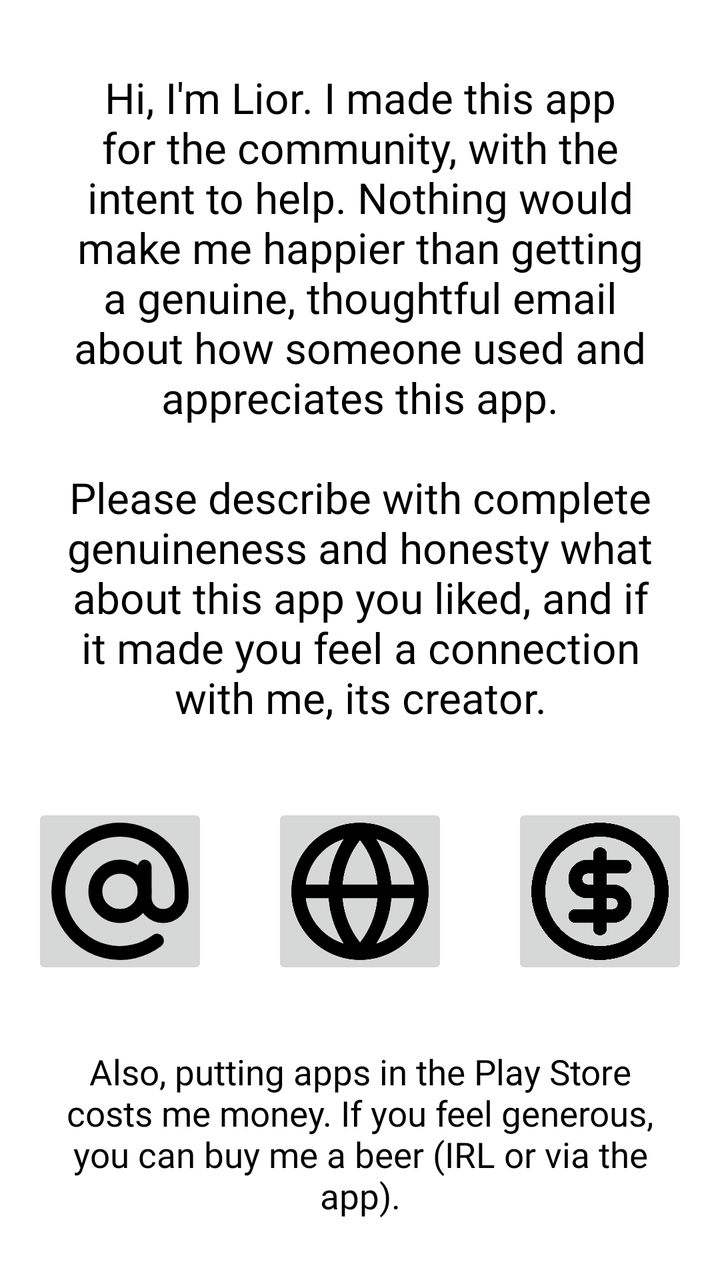
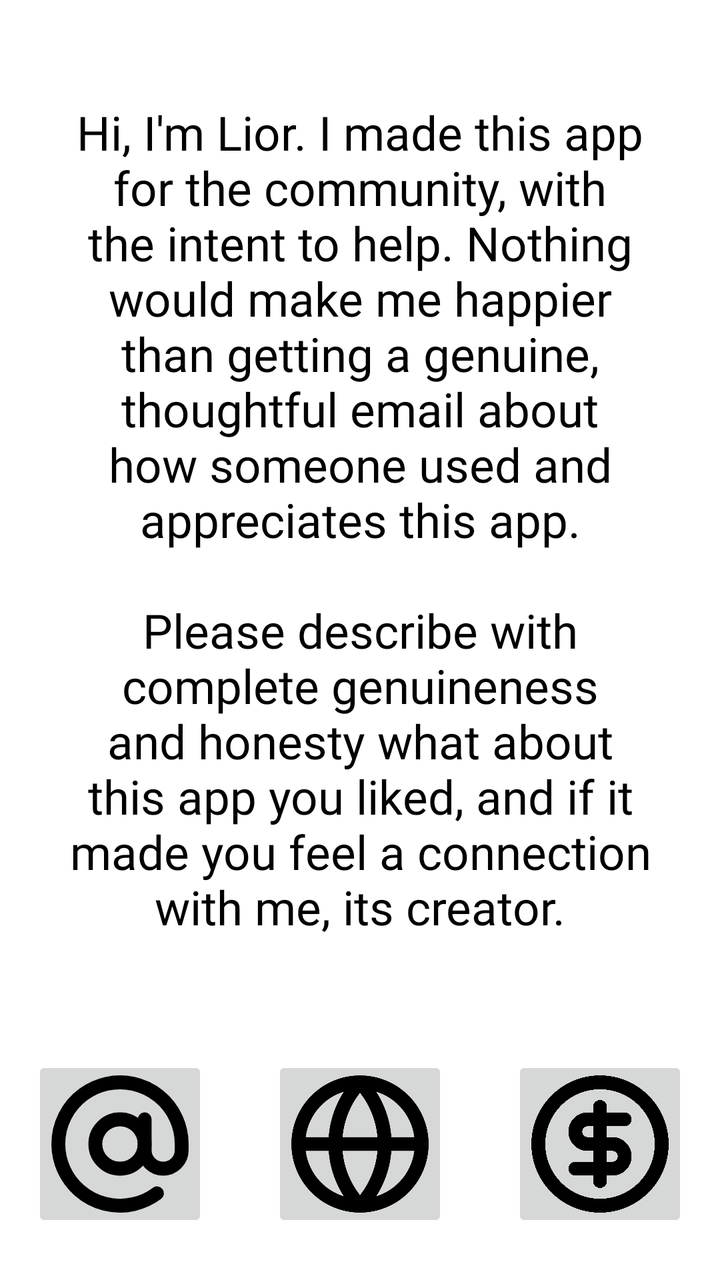

Compare the two renders of this Android layout. The source of the first and the diff that turns it into the second are given below.
<!-- AndroidManifest.xml: application theme Theme.SixStep -->
<!-- res/layout/activity_heart.xml -->
<?xml version="1.0" encoding="utf-8"?>
<LinearLayout xmlns:android="http://schemas.android.com/apk/res/android"
    android:id="@+id/root"
    android:layout_width="match_parent"
    android:layout_height="match_parent"
    android:orientation="vertical"
    android:padding="16dp">

    <TextView
        android:id="@+id/note"
        android:layout_width="match_parent"
        android:layout_height="0dp"
        android:layout_weight="32"
        android:gravity="center"
        android:padding="16dp"
        android:text="@string/heart_note"
        android:textColor="#000000"
        android:fontFamily="@font/inter_regular"
        android:autoSizeTextType="uniform"
        android:autoSizeMinTextSize="12sp"
        android:autoSizeMaxTextSize="24sp" />

    <LinearLayout
        android:layout_width="match_parent"
        android:layout_height="wrap_content"
        android:layout_marginTop="20dp"
        android:layout_marginBottom="20dp"
        android:gravity="center"
        android:orientation="horizontal">

        <ImageButton
            android:id="@+id/mail"
            android:layout_width="88dp"
            android:layout_height="88dp"
            android:padding="7dp"
            android:scaleType="fitCenter"
            android:src="@drawable/ic_at"
            android:contentDescription="@string/email_me" />

        <Space
            android:layout_width="0dp"
            android:layout_height="1dp"
            android:layout_weight="1" />

        <ImageButton
            android:id="@+id/web"
            android:layout_width="88dp"
            android:layout_height="88dp"
            android:padding="7dp"
            android:scaleType="fitCenter"
            android:src="@drawable/ic_globe"
            android:contentDescription="@string/my_website" />

        <Space
            android:layout_width="0dp"
            android:layout_height="1dp"
            android:layout_weight="1" />

        <ImageButton
            android:id="@+id/money"
            android:layout_width="88dp"
            android:layout_height="88dp"
            android:padding="7dp"
            android:scaleType="fitCenter"
            android:src="@drawable/ic_dollar"
            android:contentDescription="@string/buy_beer" />
    </LinearLayout>

    <TextView
        android:id="@+id/beer"
        android:layout_width="match_parent"
        android:layout_height="0dp"
        android:layout_weight="10"
        android:gravity="center"
        android:padding="14dp"
        android:text="@string/heart_beer"
        android:textColor="#000000"
        android:fontFamily="@font/inter_regular"
        android:autoSizeTextType="uniform"
        android:autoSizeMinTextSize="11sp"
        android:autoSizeMaxTextSize="22sp" />
</LinearLayout>
<!-- resources referenced by this layout -->
<resources>
  <!-- drawable ic_at (drawable) -->
  <?xml version="1.0" encoding="utf-8"?>
  <vector xmlns:android="http://schemas.android.com/apk/res/android"
      android:width="24dp" android:height="24dp" android:viewportWidth="24" android:viewportHeight="24">
      <path android:pathData="M 8 12 a 4 4 0 1 0 8 0 a 4 4 0 1 0 -8 0 Z"
          android:fillColor="#00000000" android:strokeColor="#000000" android:strokeWidth="2.25"
          android:strokeLineCap="round" android:strokeLineJoin="round" />
      <path android:pathData="M 16 8 v 5 a 3 3 0 0 0 6 0 v -1 a 10 10 0 1 0 -4 8"
          android:fillColor="#00000000" android:strokeColor="#000000" android:strokeWidth="2.25"
          android:strokeLineCap="round" android:strokeLineJoin="round" />
  </vector>
  <!-- drawable ic_dollar (drawable) -->
  <?xml version="1.0" encoding="utf-8"?>
  <vector xmlns:android="http://schemas.android.com/apk/res/android"
      android:width="24dp" android:height="24dp" android:viewportWidth="24" android:viewportHeight="24">
      <path android:pathData="M 2 12 a 10 10 0 1 0 20 0 a 10 10 0 1 0 -20 0 Z"
          android:fillColor="#00000000" android:strokeColor="#000000" android:strokeWidth="2.25"
          android:strokeLineCap="round" android:strokeLineJoin="round" />
      <path android:pathData="M 16 8 h -6 a 2 2 0 1 0 0 4 h 4 a 2 2 0 1 1 0 4 H 8"
          android:fillColor="#00000000" android:strokeColor="#000000" android:strokeWidth="2.25"
          android:strokeLineCap="round" android:strokeLineJoin="round" />
      <path android:pathData="M 12 18 V 6"
          android:fillColor="#00000000" android:strokeColor="#000000" android:strokeWidth="2.25"
          android:strokeLineCap="round" android:strokeLineJoin="round" />
  </vector>
  <!-- drawable ic_globe (drawable) -->
  <?xml version="1.0" encoding="utf-8"?>
  <vector xmlns:android="http://schemas.android.com/apk/res/android"
      android:width="24dp" android:height="24dp" android:viewportWidth="24" android:viewportHeight="24">
      <path android:pathData="M 2 12 a 10 10 0 1 0 20 0 a 10 10 0 1 0 -20 0 Z"
          android:fillColor="#00000000" android:strokeColor="#000000" android:strokeWidth="2.25"
          android:strokeLineCap="round" android:strokeLineJoin="round" />
      <path android:pathData="M 12 2 a 14.5 14.5 0 0 0 0 20 a 14.5 14.5 0 0 0 0 -20"
          android:fillColor="#00000000" android:strokeColor="#000000" android:strokeWidth="2.25"
          android:strokeLineCap="round" android:strokeLineJoin="round" />
      <path android:pathData="M 2 12 h 20"
          android:fillColor="#00000000" android:strokeColor="#000000" android:strokeWidth="2.25"
          android:strokeLineCap="round" android:strokeLineJoin="round" />
  </vector>
  <string name="buy_beer">Buy me a beer</string>
  <string name="email_me">Email me</string>
  <string name="heart_beer">Also, putting apps in the Play Store costs me money. If you feel generous, you can buy me a beer (IRL or via the app).</string>
  <string name="heart_note">Hi, I\'m Lior. I made this app for the community, with the intent to help. Nothing would make me happier than getting a genuine, thoughtful email about how someone used and appreciates this app.\n\nPlease describe with complete genuineness and honesty what about this app you liked, and if it made you feel a connection with me, its creator.</string>
  <string name="my_website">My website</string>
  <style name="Theme.SixStep" parent="Theme.Material3.Light.NoActionBar">
          <item name="colorPrimary">@color/leader</item>
          <item name="colorSecondary">@color/follower</item>
          <item name="android:windowBackground">@color/floor</item>
      </style>
  <color name="leader">#2E6EE6</color>
  <color name="follower">#EB50A0</color>
  <color name="floor">#FFFFFF</color>
</resources>

<!-- the commit's change to res/layout/activity_heart.xml (unified diff, before → after) -->
@@ -10,9 +10,9 @@
         android:id="@+id/note"
         android:layout_width="match_parent"
         android:layout_height="0dp"
-        android:layout_weight="32"
+        android:layout_weight="1"
         android:gravity="center"
-        android:padding="16dp"
+        android:padding="18dp"
         android:text="@string/heart_note"
         android:textColor="#000000"
         android:fontFamily="@font/inter_regular"
@@ -23,8 +23,8 @@
     <LinearLayout
         android:layout_width="match_parent"
         android:layout_height="wrap_content"
-        android:layout_marginTop="20dp"
-        android:layout_marginBottom="20dp"
+        android:layout_marginTop="24dp"
+        android:layout_marginBottom="8dp"
         android:gravity="center"
         android:orientation="horizontal">
 
@@ -65,18 +65,4 @@
             android:src="@drawable/ic_dollar"
             android:contentDescription="@string/buy_beer" />
     </LinearLayout>
-
-    <TextView
-        android:id="@+id/beer"
-        android:layout_width="match_parent"
-        android:layout_height="0dp"
-        android:layout_weight="10"
-        android:gravity="center"
-        android:padding="14dp"
-        android:text="@string/heart_beer"
-        android:textColor="#000000"
-        android:fontFamily="@font/inter_regular"
-        android:autoSizeTextType="uniform"
-        android:autoSizeMinTextSize="11sp"
-        android:autoSizeMaxTextSize="22sp" />
 </LinearLayout>
<!-- resource entries referenced after the edit -->
@@ -39,9 +39,8 @@
           android:fillColor="#00000000" android:strokeColor="#000000" android:strokeWidth="2.25"
           android:strokeLineCap="round" android:strokeLineJoin="round" />
   </vector>
-  <string name="buy_beer">Buy me a beer</string>
+  <string name="buy_beer">Buy me a Beer</string>
   <string name="email_me">Email me</string>
-  <string name="heart_beer">Also, putting apps in the Play Store costs me money. If you feel generous, you can buy me a beer (IRL or via the app).</string>
   <string name="heart_note">Hi, I\'m Lior. I made this app for the community, with the intent to help. Nothing would make me happier than getting a genuine, thoughtful email about how someone used and appreciates this app.\n\nPlease describe with complete genuineness and honesty what about this app you liked, and if it made you feel a connection with me, its creator.</string>
   <string name="my_website">My website</string>
   <style name="Theme.SixStep" parent="Theme.Material3.Light.NoActionBar">
